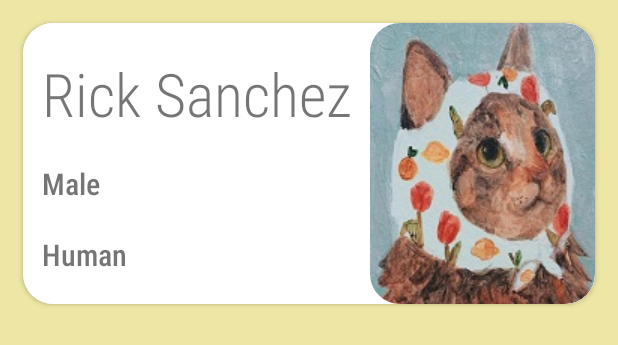
After one commit to januarydayfin/RickAndMortyApplication, an Android app: the layout card_template.xml on its own in the app's theme, with its tools: preview values and no code run, on a phone screen of 412 x 824 dp. The commit adds this screen. Shown: the top 345 px of the screen. Run offline under Robolectric (Android 15) with nearby library versions, the phone set to English and light mode, and no system bars.

Commit message:
Десигн

```diff
--- /dev/null
+++ b/app/src/main/java/com/krayapp/rickandmortyapplication/model/retrofit/ImageLoader.kt
@@ -0,0 +1,20 @@
+package com.krayapp.rickandmortyapplication.model.retrofit
+
+import android.widget.ImageView
+import com.squareup.picasso.Picasso
+
+object ImageLoader {
+    fun loadPreview(url:String, container:ImageView){
+        Picasso
+            .get()
+            .load(url)
+            .resize(400,400)
+            .into(container)
+    }
+    fun loadPoster(url:String, container:ImageView){
+        Picasso
+            .get()
+            .load(url)
+            .into(container)
+    }
+}
--- /dev/null
+++ b/app/src/main/res/layout/card_template.xml
@@ -0,0 +1,59 @@
+<?xml version="1.0" encoding="utf-8"?>
+<androidx.cardview.widget.CardView xmlns:android="http://schemas.android.com/apk/res/android"
+    xmlns:app="http://schemas.android.com/apk/res-auto"
+    xmlns:tools="http://schemas.android.com/tools"
+    android:layout_width="match_parent"
+    android:layout_height="wrap_content"
+    style="@style/CardDefaultStyle"
+    android:theme="@style/CardDefaultStyle"
+    android:layout_margin="15dp">
+
+    <androidx.constraintlayout.widget.ConstraintLayout
+        android:layout_width="match_parent"
+        android:layout_height="match_parent">
+
+        <com.google.android.material.imageview.ShapeableImageView
+            android:id="@+id/image"
+            android:layout_width="wrap_content"
+            android:layout_height="wrap_content"
+            android:src="@drawable/hell"
+            app:layout_constraintBottom_toBottomOf="parent"
+            app:layout_constraintEnd_toEndOf="parent"
+            app:layout_constraintTop_toTopOf="parent"
+            app:shapeAppearanceOverlay="@style/roundedImageView" />
+
+        <TextView
+            android:id="@+id/gender"
+            android:textStyle="bold"
+            android:layout_width="wrap_content"
+            android:layout_height="wrap_content"
+            android:textSize="20sp"
+            app:layout_constraintBottom_toTopOf="@+id/race"
+            app:layout_constraintStart_toStartOf="@+id/name"
+            app:layout_constraintTop_toBottomOf="@+id/name"
+            tools:text="Male" />
+
+        <TextView
+            android:id="@+id/race"
+            android:layout_width="wrap_content"
+            android:layout_height="wrap_content"
+            android:textSize="20sp"
+            android:textStyle="bold"
+            app:layout_constraintBottom_toBottomOf="parent"
+            app:layout_constraintStart_toStartOf="@+id/gender"
+            app:layout_constraintTop_toBottomOf="@+id/gender"
+            tools:text="Human" />
+
+        <TextView
+            android:id="@+id/name"
+            android:layout_width="wrap_content"
+            android:layout_height="wrap_content"
+            android:textSize="@dimen/card_name_size"
+            app:layout_constraintBottom_toTopOf="@+id/gender"
+            app:layout_constraintEnd_toStartOf="@+id/image"
+            app:layout_constraintHorizontal_bias="0.5"
+            app:layout_constraintStart_toStartOf="parent"
+            app:layout_constraintTop_toTopOf="parent"
+            tools:text="Rick Sanchez" />
+    </androidx.constraintlayout.widget.ConstraintLayout>
+</androidx.cardview.widget.CardView>
--- a/app/src/main/res/layout/main_fragment.xml
+++ b/app/src/main/res/layout/main_fragment.xml
@@ -1,6 +1,17 @@
 <?xml version="1.0" encoding="utf-8"?>
 <androidx.constraintlayout.widget.ConstraintLayout xmlns:android="http://schemas.android.com/apk/res/android"
     android:layout_width="match_parent"
-    android:layout_height="match_parent">
+    android:layout_height="match_parent"
+    xmlns:app="http://schemas.android.com/apk/res-auto"
+    xmlns:tools="http://schemas.android.com/tools">
+
+    <androidx.recyclerview.widget.RecyclerView
+        android:id="@+id/main_recycler"
+        android:layout_width="match_parent"
+        android:layout_height="match_parent"
+        app:layoutManager="androidx.recyclerview.widget.LinearLayoutManager"
+        android:orientation="vertical"
+        tools:listitem="@layout/card_template"
+        />
 
 </androidx.constraintlayout.widget.ConstraintLayout>
--- a/app/src/main/res/values/colors.xml
+++ b/app/src/main/res/values/colors.xml
@@ -7,4 +7,5 @@
     <color name="teal_700">#FF018786</color>
     <color name="black">#FF000000</color>
     <color name="white">#FFFFFFFF</color>
+    <color name="light_yellow">#2AEDE6A5</color>
 </resources>
--- /dev/null
+++ b/app/src/main/res/values/dimens.xml
@@ -0,0 +1,4 @@
+<?xml version="1.0" encoding="utf-8"?>
+<resources>
+    <dimen name="card_name_size">40sp</dimen>
+</resources>
--- a/app/src/main/res/values/themes.xml
+++ b/app/src/main/res/values/themes.xml
@@ -5,6 +5,8 @@
         <item name="colorPrimary">@color/purple_500</item>
         <item name="colorPrimaryVariant">@color/purple_700</item>
         <item name="colorOnPrimary">@color/white</item>
+        <item name="android:background">#EDE6A5</item>
+        <item name="fontFamily">sans-serif-condensed-light</item>
         <!-- Secondary brand color. -->
         <item name="colorSecondary">@color/teal_200</item>
         <item name="colorSecondaryVariant">@color/teal_700</item>
@@ -13,4 +15,15 @@
         <item name="android:statusBarColor" tools:targetApi="l">?attr/colorPrimaryVariant</item>
         <!-- Customize your theme here. -->
     </style>
+
+    <style name="CardDefaultStyle">
+        <item name="cardBackgroundColor">@color/black</item>
+        <item name="cardCornerRadius">20dp</item>
+        <item name="android:backgroundTint">@color/white</item>
+    </style>
+
+    <style name="roundedImageView" parent="">
+        <item name="cornerFamily">rounded</item>
+        <item name="cornerSize">20dp</item>
+    </style>
 </resources>
```
Also changed, not shown: app/src/main/res/drawable-v24/hell.jpg (added).
